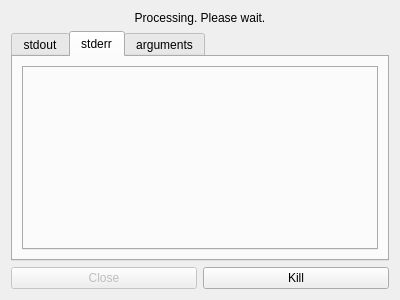
Above: processwidget.ui from ark231/video_re_encoder before the change. Below: the same form after it.
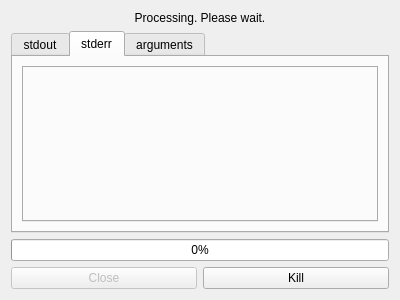
That is the form after the change. The open tabs and pages were chosen to show the change.

```diff
--- a/processwidget.ui
+++ b/processwidget.ui
@@ -71,6 +71,22 @@
        </widget>
       </widget>
      </item>
+     <item>
+      <widget class="QProgressBar" name="progressBar">
+       <property name="enabled">
+        <bool>true</bool>
+       </property>
+       <property name="value">
+        <number>0</number>
+       </property>
+       <property name="textVisible">
+        <bool>true</bool>
+       </property>
+       <property name="format">
+        <string>%p%</string>
+       </property>
+      </widget>
+     </item>
      <item>
       <layout class="QHBoxLayout" name="horizontalLayout">
        <item>
```
Left out of the diff: 2 changed lines with no effect on the pictures.
